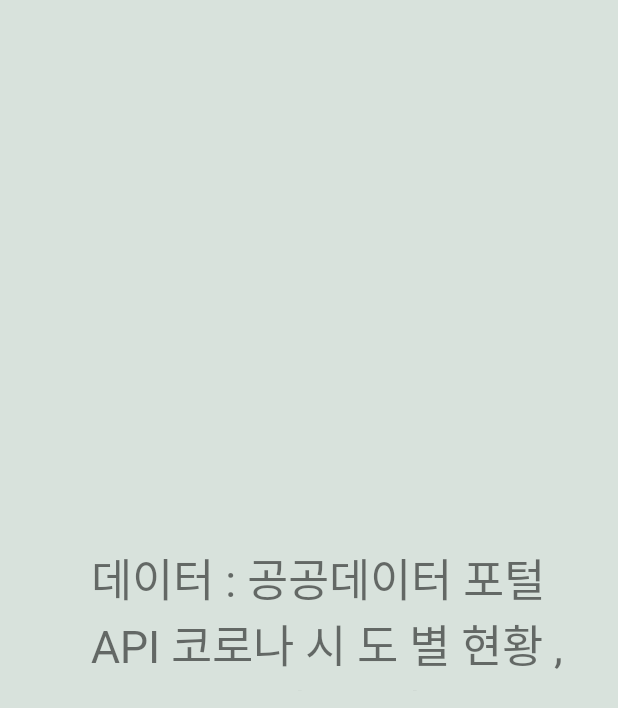
After one commit to lh99j/OCC_COVID19, an Android app: the fragment DatainfoFragment shown on its own in the app's theme, on a phone screen of 412 x 824 dp. The commit adds this screen. Shown: the top 708 px of the screen. Run offline under Robolectric (Android 15) with nearby library versions, the phone set to English and light mode, and no system bars.

Commit message:
화면 추가

```diff
--- /dev/null
+++ b/OCC_COVID19/app/src/main/java/com/example/myapplication/DatainfoFragment.kt
@@ -0,0 +1,59 @@
+package com.example.myapplication
+
+import android.os.Bundle
+import androidx.fragment.app.Fragment
+import android.view.LayoutInflater
+import android.view.View
+import android.view.ViewGroup
+
+// TODO: Rename parameter arguments, choose names that match
+// the fragment initialization parameters, e.g. ARG_ITEM_NUMBER
+private const val ARG_PARAM1 = "param1"
+private const val ARG_PARAM2 = "param2"
+
+/**
+ * A simple [Fragment] subclass.
+ * Use the [DatainfoFragment.newInstance] factory method to
+ * create an instance of this fragment.
+ */
+class DatainfoFragment : Fragment() {
+    // TODO: Rename and change types of parameters
+    private var param1: String? = null
+    private var param2: String? = null
+
+    override fun onCreate(savedInstanceState: Bundle?) {
+        super.onCreate(savedInstanceState)
+        arguments?.let {
+            param1 = it.getString(ARG_PARAM1)
+            param2 = it.getString(ARG_PARAM2)
+        }
+    }
+
+    override fun onCreateView(
+        inflater: LayoutInflater, container: ViewGroup?,
+        savedInstanceState: Bundle?
+    ): View? {
+        // Inflate the layout for this fragment
+        return inflater.inflate(R.layout.fragment_datainfo, container, false)
+    }
+
+    companion object {
+        /**
+         * Use this factory method to create a new instance of
+         * this fragment using the provided parameters.
+         *
+         * @param param1 Parameter 1.
+         * @param param2 Parameter 2.
+         * @return A new instance of fragment DatainfoFragment.
+         */
+        // TODO: Rename and change types and number of parameters
+        @JvmStatic
+        fun newInstance(param1: String, param2: String) =
+            DatainfoFragment().apply {
+                arguments = Bundle().apply {
+                    putString(ARG_PARAM1, param1)
+                    putString(ARG_PARAM2, param2)
+                }
+            }
+    }
+}
--- /dev/null
+++ b/OCC_COVID19/app/src/main/res/layout/fragment_datainfo.xml
@@ -0,0 +1,24 @@
+<?xml version="1.0" encoding="utf-8"?>
+<androidx.constraintlayout.widget.ConstraintLayout xmlns:android="http://schemas.android.com/apk/res/android"
+    xmlns:app="http://schemas.android.com/apk/res-auto"
+    xmlns:tools="http://schemas.android.com/tools"
+    android:layout_width="match_parent"
+    android:layout_height="match_parent"
+    android:background="#d8e2dc"
+    tools:context=".DatainfoFragment">
+
+
+    <TextView
+        android:id="@+id/alarmst"
+        android:layout_width="324dp"
+        android:layout_height="97dp"
+        android:fontFamily="@font/bmjua"
+        android:text="데이터 : 공공데이터 포털 API 코로나 시 도 별 현황 , 코로나 연령별 현황 데이터"
+        android:textSize="30sp"
+        app:layout_constraintBottom_toBottomOf="parent"
+        app:layout_constraintEnd_toEndOf="parent"
+        app:layout_constraintHorizontal_bias="0.689"
+        app:layout_constraintStart_toStartOf="parent"
+        app:layout_constraintTop_toTopOf="parent" />
+
+</androidx.constraintlayout.widget.ConstraintLayout>
```
Also changed, not shown: OCC_COVID19/app/src/main/java/com/example/myapplication/AppinfoFragment.kt (added, +59 -0 lines), OCC_COVID19/app/src/main/java/com/example/myapplication/GongjiFragment.kt (added, +59 -0 lines), OCC_COVID19/app/src/main/res/layout/fragment_appinfo.xml (added, +25 -0 lines), OCC_COVID19/app/src/main/res/layout/fragment_appsetting.xml (+124 -6 lines), OCC_COVID19/app/src/main/res/layout/fragment_gongji.xml (added, +26 -0 lines).
